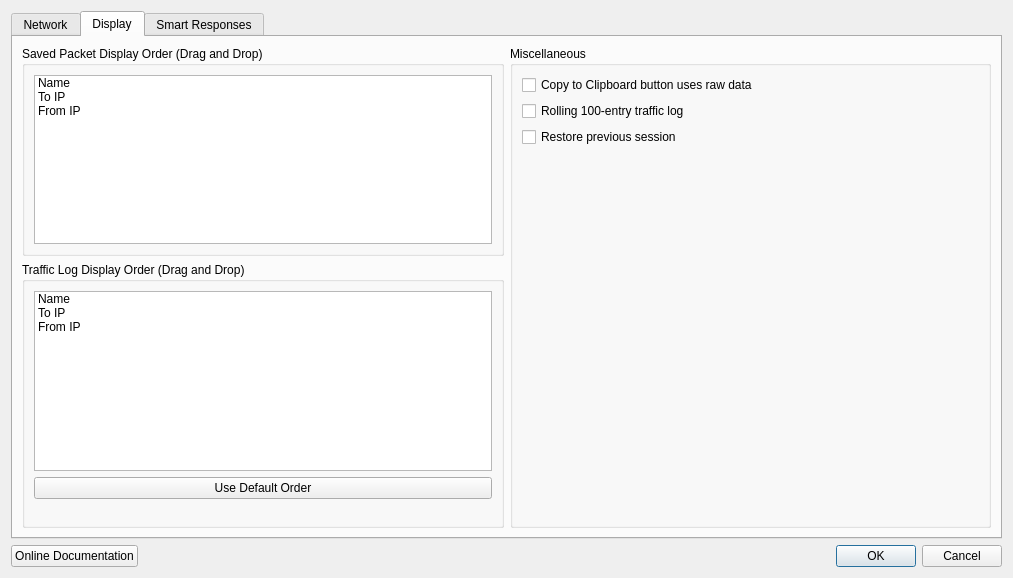
This is src/settings.ui in dannagle/PacketSender as Qt 5 draws it before an edit. The edited form follows.
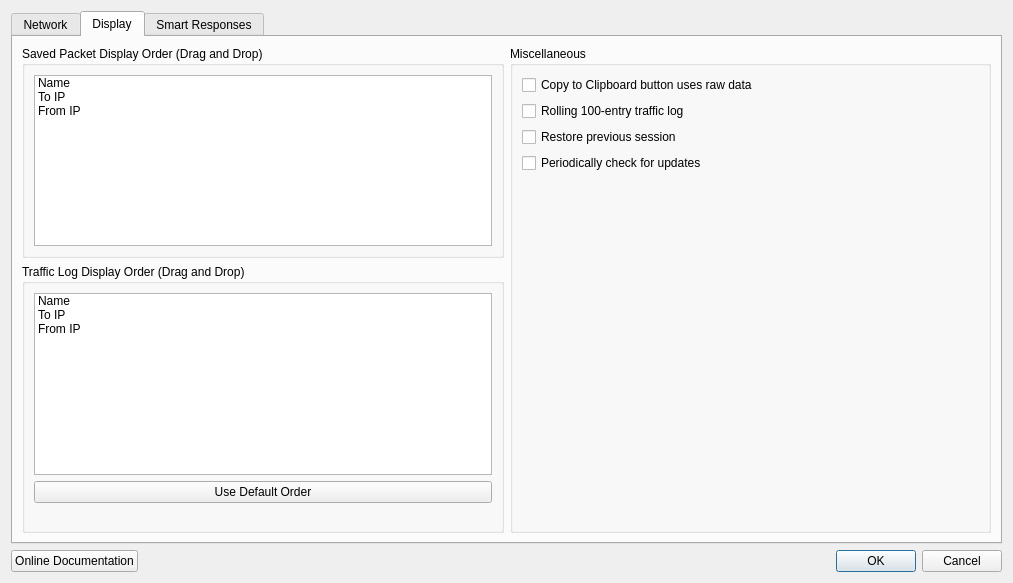
This is the edited form. The open tabs and pages were chosen to show the change.

Patch:
```diff
--- a/src/settings.ui
+++ b/src/settings.ui
@@ -7,7 +7,7 @@
     <x>0</x>
     <y>0</y>
     <width>1013</width>
-    <height>578</height>
+    <height>583</height>
    </rect>
   </property>
   <property name="windowTitle">
@@ -510,6 +510,13 @@
             </property>
            </widget>
           </item>
+          <item>
+           <widget class="QCheckBox" name="checkforUpdates">
+            <property name="text">
+             <string>Periodically check for updates</string>
+            </property>
+           </widget>
+          </item>
           <item>
            <spacer name="verticalSpacer_6">
             <property name="orientation">
```
Left out of the diff: 2 changed lines with no effect on the pictures.
